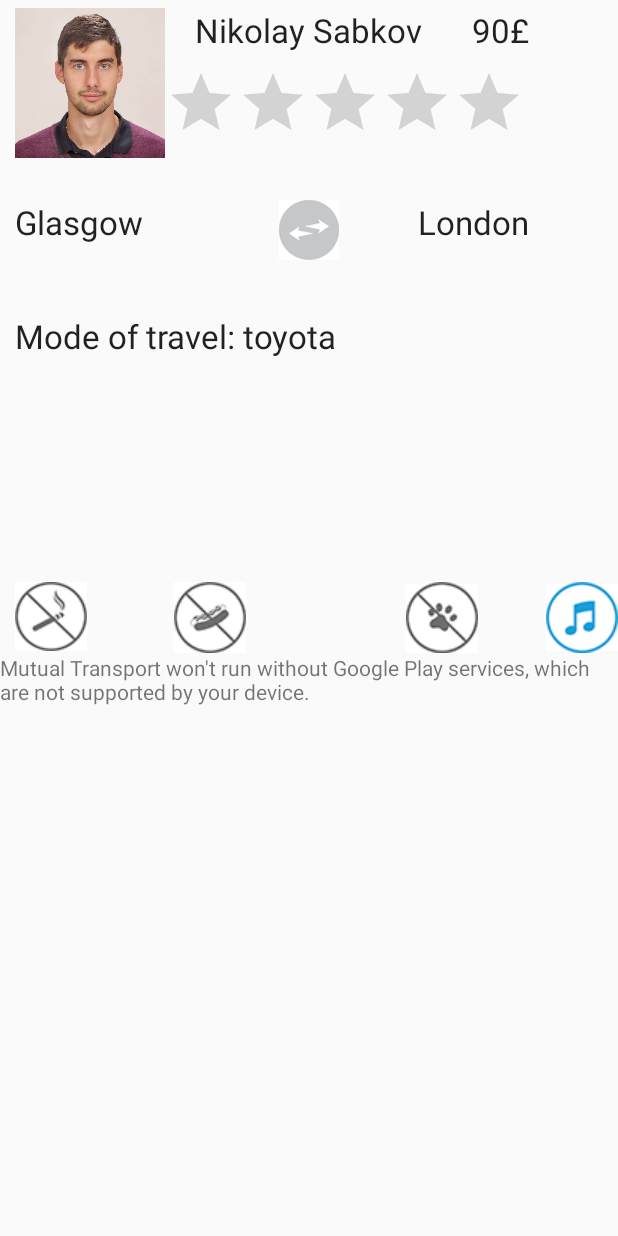
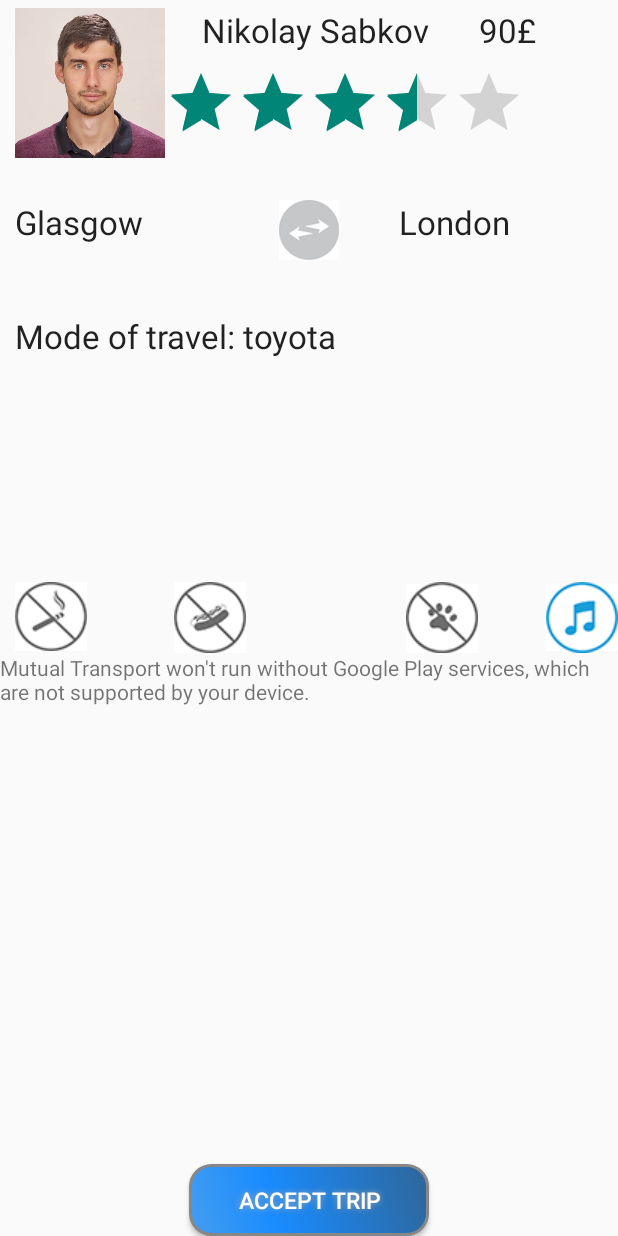
Before and after one commit to vbakayov/HCIMutualTravel, an Android app: the TripActivity screen opened directly, with no data from a screen before it, on a phone screen of 412 x 824 dp. Run offline under Robolectric (Android 15) with nearby library versions, the phone set to English and light mode, and no system bars; 8 statements that could not run were skipped.

Commit message:
push it babyyy

```diff
--- a/app/src/main/java/samples/exoguru/materialtabs/TripActivity.java
+++ b/app/src/main/java/samples/exoguru/materialtabs/TripActivity.java
@@ -1,10 +1,19 @@
 package samples.exoguru.materialtabs;
 
 import android.content.Intent;
+import android.graphics.drawable.Drawable;
 import android.location.Address;
 import android.location.Geocoder;
+import android.support.annotation.Nullable;
 import android.support.v4.app.FragmentActivity;
 import android.os.Bundle;
+import android.util.Log;
+import android.view.LayoutInflater;
+import android.view.View;
+import android.view.ViewGroup;
+import android.widget.CheckBox;
+import android.widget.RatingBar;
+import android.widget.TextView;
 
 import com.google.android.gms.maps.CameraUpdateFactory;
 import com.google.android.gms.maps.GoogleMap;
@@ -38,6 +47,16 @@ public class TripActivity extends FragmentActivity implements OnMapReadyCallback
         SupportMapFragment mapFragment = (SupportMapFragment) getSupportFragmentManager()
                 .findFragmentById(R.id.map);
         mapFragment.getMapAsync(this);
+
+        ((TextView) findViewById(R.id.mUsername)).setText(clickedTrip.getOwnerName());
+        ((RatingBar) findViewById(R.id.mRating)).setRating(Float.parseFloat("3.4"));;
+        ((TextView) findViewById(R.id.price)).setText(String.valueOf(clickedTrip.getPrice() + " £"));
+        ((TextView) findViewById(R.id.fromTown)).setText(clickedTrip.getFromTown());
+        ((TextView) findViewById(R.id.toTown)).setText(clickedTrip.getToTown());
+        ((CheckBox) findViewById(R.id.smoking)).setButtonDrawable((clickedTrip.isSmoking())? R.drawable.smoking_on: R.drawable.smoking_off);
+        ((CheckBox) findViewById(R.id.pets)).setButtonDrawable((clickedTrip.isPets())? R.drawable.pets_on:R.drawable.pets_off);
+        ((CheckBox) findViewById(R.id.food)).setButtonDrawable((clickedTrip.isFood())? R.drawable.food_on: R.drawable.food_off);
+        ((CheckBox) findViewById(R.id.music)).setButtonDrawable((clickedTrip.isMusic()) ? R.drawable.music_on : R.drawable.music_off);
 
     }
 
--- a/app/src/main/java/samples/exoguru/materialtabss/MainActivity.java
+++ b/app/src/main/java/samples/exoguru/materialtabss/MainActivity.java
@@ -108,8 +108,8 @@ public class MainActivity extends ActionBarActivity {
         trips.addTrip(new Trip("Viktor2", "Sevlievo", "London", new Date(), 3, true, true, true, true, "msg", 20, "Contacts"));
         trips.addTrip(new Trip("Viktor3", "Sevlievo", "London", new Date(), 3, true, true, true, true, "msg", 30, "Facebook"));
         trips.addTrip(new Trip("Viktor4", "Sevlievo", "London", new Date(), 3, true, true, true, true, "msg", 40, "Facebook"));
-        trips.addTrip(new Trip("Viktor5", "Sevlievo", "London", new Date(), 3, true, true, true, true, "msg", 50, "Facebook"));
-        trips.addTrip(new Trip("Viktor6", "Sevlievo", "London", new Date(), 3, true, true, true, true, "msg", 60, "Default"));
+        trips.addTrip(new Trip("Viktor5", "Sevlievo", "London", new Date(), 3, false, false, true, true, "msg", 50, "Facebook"));
+        trips.addTrip(new Trip("Viktor6", "Sevlievo", "London", new Date(), 3, true, true, false, false, "msg", 60, "Default"));
         trips.addTrip(new Trip("Viktor7", "Sevlievo", "London", new Date(), 3, true, true, true, true, "msg", 70, "Default"));
         trips.addTrip(new Trip("Viktor8", "Sevlievo", "London", new Date(), 3, true, true, true, true, "msg", 80, "Default"));
         trips.addTrip(new Trip("Viktor9", "Sevlievo", "London", new Date(), 3, true, true, true, true, "msg", 90, "Default"));
--- a/app/src/main/java/samples/exoguru/materialtabss/Tab1.java
+++ b/app/src/main/java/samples/exoguru/materialtabss/Tab1.java
@@ -79,14 +79,14 @@ public class Tab1 extends Fragment {
 
         // rating bar
         RatingBar rb = (RatingBar) v.findViewById(R.id.mRating);
-
+        rb.setRating(Float.parseFloat("3.4"));
 
                 rb.setOnRatingBarChangeListener(
                         new RatingBar.OnRatingBarChangeListener() {
                             @Override
                             public void onRatingChanged(RatingBar ratingBar, float rating, boolean b) {
                                 String numStars = String.valueOf(rating);
-                        Toast.makeText(Tab1.super.getActivity(), "The new rating is " + numStars,Toast.LENGTH_SHORT).show();
+                                Toast.makeText(Tab1.super.getActivity(), "The new rating is " + numStars, Toast.LENGTH_SHORT).show();
                             }
                         }
                 );
--- a/app/src/main/res/layout/post_seats_offer.xml
+++ b/app/src/main/res/layout/post_seats_offer.xml
@@ -180,4 +180,7 @@
         android:layout_marginTop="30dp" />
 
 
+
+
+
 </RelativeLayout>
--- a/app/src/main/res/layout/show_trip.xml
+++ b/app/src/main/res/layout/show_trip.xml
@@ -2,8 +2,8 @@
 
 <ScrollView
     xmlns:android="http://schemas.android.com/apk/res/android"
-    android:layout_width="match_parent"
-    android:layout_height="match_parent"
+    android:layout_width="fill_parent"
+    android:layout_height="fill_parent"
     android:fillViewport="true">
 <RelativeLayout xmlns:android="http://schemas.android.com/apk/res/android"
     android:orientation="vertical"
@@ -17,7 +17,8 @@
         android:text="@string/user_name"
         android:id="@+id/mUsername"
         android:layout_alignTop="@+id/mProfileImage"
-        android:layout_centerHorizontal="true" />
+        android:layout_alignRight="@+id/buttonSeatsPost"
+        android:layout_alignEnd="@+id/buttonSeatsPost" />
 
     <ImageView
         android:layout_width="100dp"
@@ -44,7 +45,7 @@
         android:layout_height="wrap_content"
         android:textAppearance="?android:attr/textAppearanceLarge"
         android:text="90£"
-        android:id="@+id/textView4"
+        android:id="@+id/price"
         android:layout_above="@+id/mRating"
         android:layout_toRightOf="@+id/mUsername"
         android:layout_toEndOf="@+id/mUsername"
@@ -56,7 +57,7 @@
         android:layout_height="wrap_content"
         android:textAppearance="?android:attr/textAppearanceLarge"
         android:text="Glasgow"
-        android:id="@+id/textView5"
+        android:id="@+id/fromTown"
         android:layout_marginTop="28dp"
         android:layout_below="@+id/mProfileImage"
         android:layout_alignLeft="@+id/mProfileImage"
@@ -67,17 +68,18 @@
         android:layout_height="wrap_content"
         android:textAppearance="?android:attr/textAppearanceLarge"
         android:text="London"
-        android:id="@+id/textView6"
+        android:id="@+id/toTown"
+        android:paddingLeft="40dp"
         android:layout_alignTop="@+id/imageView"
-        android:layout_alignRight="@+id/textView4"
-        android:layout_alignEnd="@+id/textView4" />
+        android:layout_toRightOf="@+id/imageView"
+        android:layout_toEndOf="@+id/imageView" />
 
     <ImageView
         android:layout_width="40dp"
         android:layout_height="40dp"
         android:id="@+id/imageView"
         android:src="@drawable/swap"
-        android:layout_alignTop="@+id/textView5"
+        android:layout_alignTop="@+id/fromTown"
         android:layout_centerHorizontal="true" />
 
     <TextView
@@ -88,8 +90,8 @@
         android:id="@+id/textView7"
         android:layout_marginTop="36dp"
         android:layout_below="@+id/imageView"
-        android:layout_alignLeft="@+id/textView5"
-        android:layout_alignStart="@+id/textView5" />
+        android:layout_alignLeft="@+id/fromTown"
+        android:layout_alignStart="@+id/fromTown" />
 
     <RelativeLayout xmlns:android="http://schemas.android.com/apk/res/android"
         android:layout_width="wrap_content"
@@ -149,6 +151,22 @@
         android:layout_alignParentLeft="true"
         android:layout_alignParentStart="true" />
 
+    <Button
+        android:id="@+id/buttonSeatsPost"
+        android:text="Accept Trip"
+        android:textColor="#FFFFFFFF"
+        android:textSize="15dp"
+        android:layout_width="160dp"
+        android:layout_height="wrap_content"
+        android:background="@drawable/buttonshape"
+        android:shadowColor="#A8A8A8"
+        android:shadowDx="0"
+        android:shadowDy="0"
+        android:shadowRadius="5"
+        android:layout_alignParentBottom="true"
+        android:layout_centerHorizontal="true" />
+
+
 
 
 </RelativeLayout>
```
Lines whose indentation alone changed are shown as unchanged.
